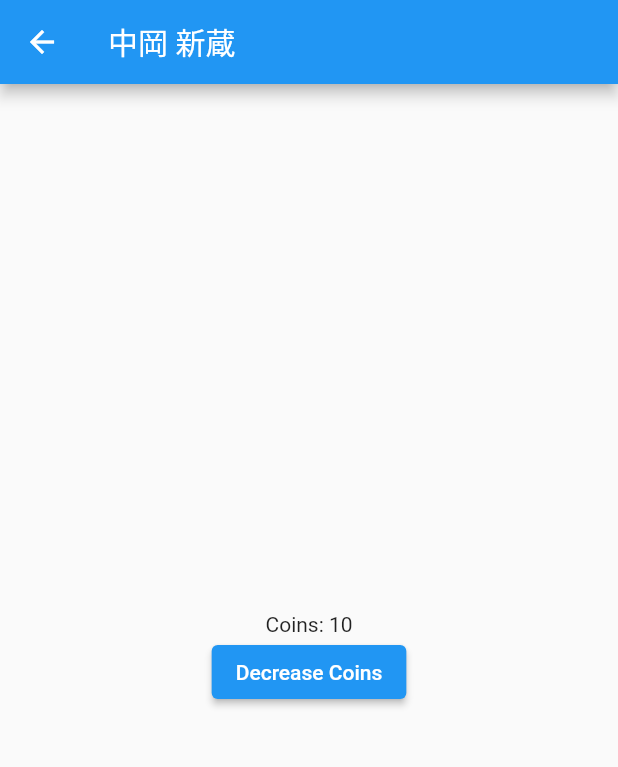
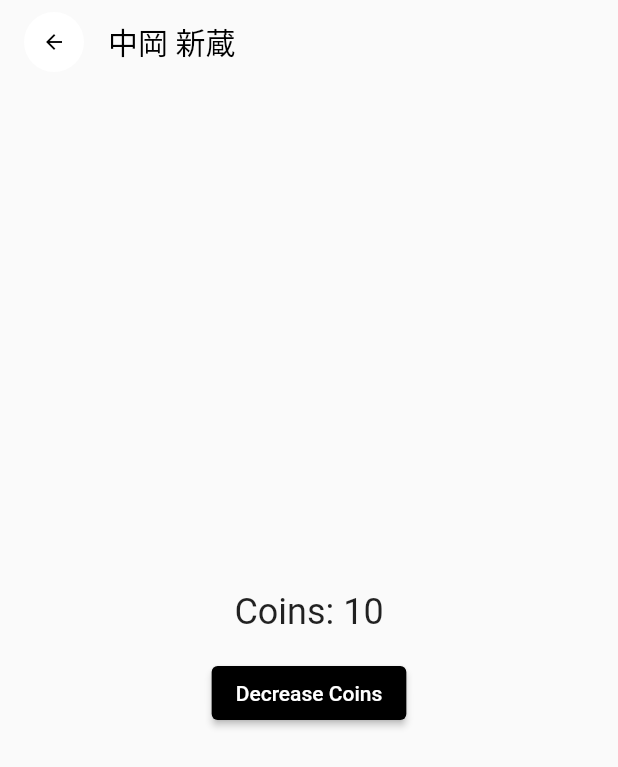
Before and after one commit to shinnkura/simple_coin, a Flutter app: the screen it shows after launch, after a tap on "中岡 新蔵", on a phone screen of 412 x 824 dp. Shown: the top 767 px of the screen. Run offline on Flutter 3.47's test engine with Material 2 defaults, Android fonts, the phone set to English and light mode, and no system bars.

Commit message:
Update：User画面におけるスタイルを編集

```diff
--- a/lib/home_screen.dart
+++ b/lib/home_screen.dart
@@ -19,7 +19,27 @@ class _HomeScreenState extends State<HomeScreen> {
   @override
   Widget build(BuildContext context) {
     return Scaffold(
-      appBar: AppBar(title: const Text('User and Admin App')),
+      appBar: AppBar(
+        title: const Text(
+          'しんぷるコイン',
+          style: TextStyle(color: Colors.black),
+        ),
+        backgroundColor: Colors.transparent,
+        elevation: 0,
+        leading: Padding(
+          padding: const EdgeInsets.only(left: 16.0),
+          child: InkWell(
+            borderRadius: BorderRadius.circular(30),
+            child: Container(
+              padding: const EdgeInsets.all(2.0),
+              decoration: const BoxDecoration(
+                color: Colors.white,
+                shape: BoxShape.circle,
+              ),
+            ),
+          ),
+        ),
+      ),
       body: isAdmin ? buildAdminScreen() : buildUserScreen(),
       bottomNavigationBar: CustomBottomAppBar(
         onUserPressed: () {
--- a/lib/screens/user_screen.dart
+++ b/lib/screens/user_screen.dart
@@ -15,19 +15,57 @@ class _UserScreenState extends State<UserScreen> {
   @override
   Widget build(BuildContext context) {
     return Scaffold(
-      appBar: AppBar(title: Text(widget.user.name)),
+      appBar: AppBar(
+        title: Text(
+          widget.user.name,
+          style: const TextStyle(color: Colors.black),
+        ),
+        backgroundColor: Colors.transparent,
+        elevation: 0,
+        leading: Padding(
+          padding: const EdgeInsets.only(left: 16.0),
+          child: InkWell(
+            borderRadius: BorderRadius.circular(30),
+            child: Container(
+              padding: const EdgeInsets.all(2.0),
+              decoration: const BoxDecoration(
+                color: Colors.white,
+                shape: BoxShape.circle,
+              ),
+              child: IconButton(
+                icon: const Icon(Icons.arrow_back, color: Colors.black),
+                iconSize: 16.0,
+                onPressed: () => Navigator.of(context).pop(),
+              ),
+            ),
+          ),
+        ),
+      ),
       body: Center(
         child: Column(
           mainAxisAlignment: MainAxisAlignment.center,
           children: [
-            Text('Coins: ${widget.user.coins}'),
+            Text(
+              'Coins: ${widget.user.coins}',
+              style: const TextStyle(fontSize: 24.0),
+            ),
+            const SizedBox(height: 16.0),
             ElevatedButton(
               onPressed: () {
                 setState(() {
                   widget.user.coins--;
                 });
               },
-              child: const Text('Decrease Coins'),
+              style: ButtonStyle(
+                backgroundColor:
+                    MaterialStateProperty.all(Colors.black), // 背景色を黒に設定
+              ),
+              child: const Text(
+                'Decrease Coins',
+                style: TextStyle(
+                  color: Colors.white,
+                ),
+              ),
             ),
           ],
         ),
```
